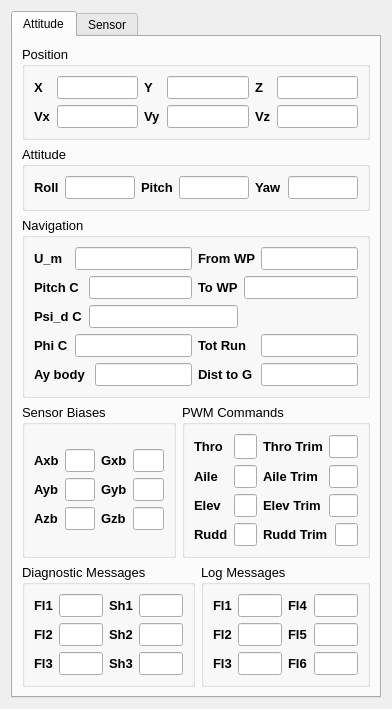
The window that src/ui/SlugsDataSensorView.ui (mavlink/qgroundcontrol) describes before a commit, drawn with Qt 5.
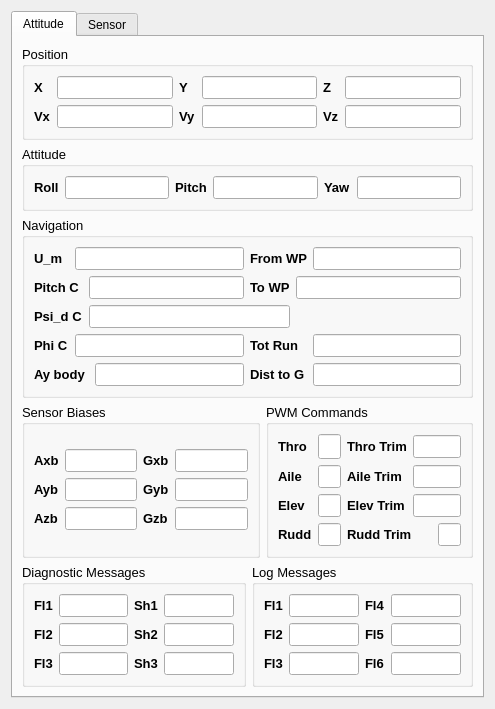
The same window after the commit.

What changed in the file:
```diff
--- a/src/ui/SlugsDataSensorView.ui
+++ b/src/ui/SlugsDataSensorView.ui
@@ -6,7 +6,7 @@
    <rect>
     <x>0</x>
     <y>0</y>
-    <width>392</width>
+    <width>495</width>
     <height>671</height>
    </rect>
   </property>
```
